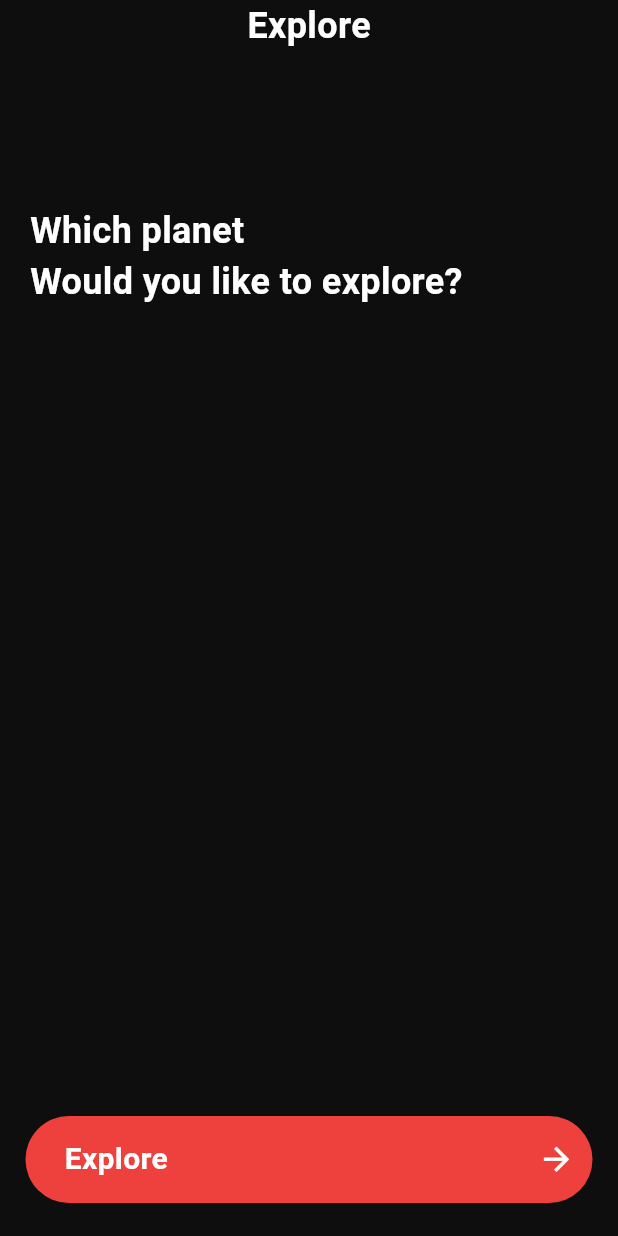
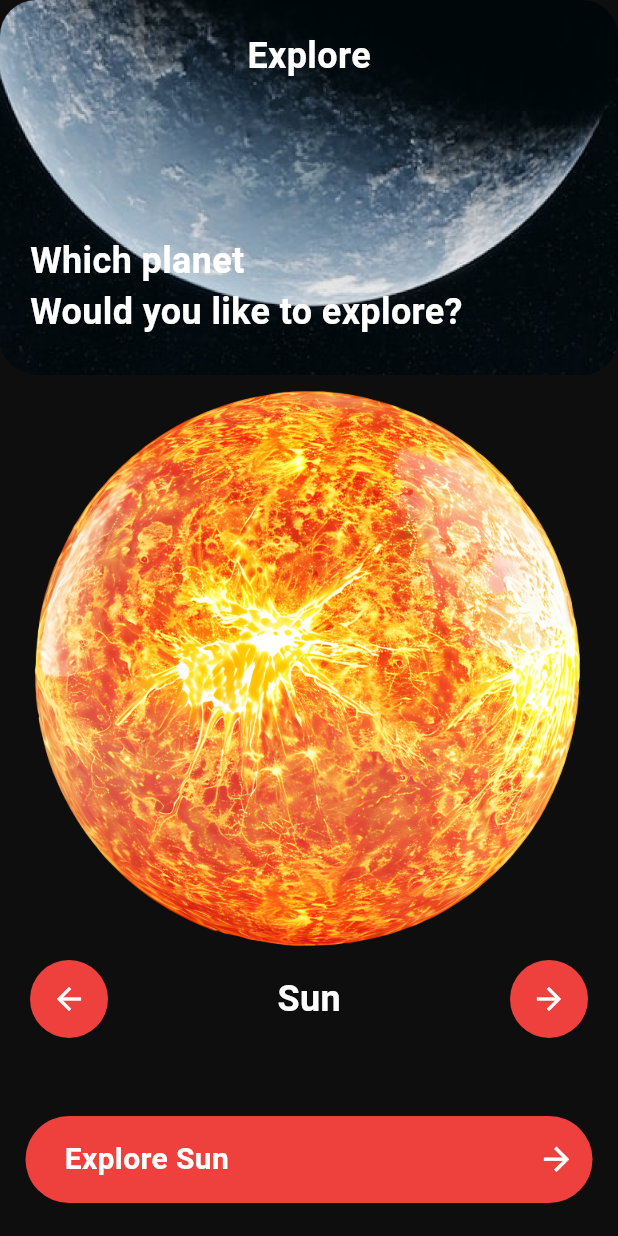
Before and after one commit to shehabshawky/Spaceapp, a Flutter app: the PlanetScreen screen opened by its route, on a phone screen of 412 x 824 dp. Run offline on Flutter 3.47's test engine with Material 3 defaults, Android fonts, the phone set to English and light mode, and no system bars.

Commit message:
+ add planet screen

```diff
--- a/lib/data/planets_data.dart
+++ b/lib/data/planets_data.dart
@@ -1,11 +1,11 @@
 import 'package:spaceapp/models/planet.dart';
 
-List<Planet> planets = [
+final List<Planet> planets = [
   Planet(
     name: "Sun",
     desc:
         "The Sun is the heart of our solar system, a massive ball of plasma that provides heat, light, and energy to everything within its gravitational pull. Its immense size and temperature are fueled by nuclear fusion, a process that combines hydrogen atoms into helium, releasing vast amounts of energy. The Sun's magnetic field, which is constantly changing, influences solar activity like sunspots and solar flares, affecting space weather and potentially disrupting Earth-based technologies.",
-    image: "E:/rout/spaceapp/assets/images/sun.png",
+    image: "assets/images/sun.png",
     image_3D: "",
     title: "The Sun: Our Solar System's Star",
     distance_from_Sun: "0",
@@ -20,7 +20,7 @@ List<Planet> planets = [
     name: "Mercury",
     desc:
         "The Sun is the heart of our solar system, a massive ball of plasma that provides heat, light, and energy to everything within its gravitational pull. Its immense size and temperature are fueled by nuclear fusion, a process that combines hydrogen atoms into helium, releasing vast amounts of energy. The Sun's magnetic field, which is constantly changing, influences solar activity like sunspots and solar flares, affecting space weather and potentially disrupting Earth-based technologies.",
-    image: "E:/rout/spaceapp/assets/images/mercury.png",
+    image: "assets/images/mercury.png",
     image_3D: "",
     title: "Mercury: The Closest Planet",
     distance_from_Sun: "57.909.227",
@@ -35,7 +35,7 @@ List<Planet> planets = [
     name: "Venus",
     desc:
         "Venus is often referred to as Earth's twin due to its similar size and composition. However, its thick atmosphere, composed primarily of carbon dioxide, traps heat, making it the hottest planet in our solar system. This greenhouse effect has created a hostile environment with temperatures hot enough to melt lead. Venus is also shrouded in a thick layer of sulfuric acid clouds, which reflect sunlight and give it a yellowish appearance.",
-    image: "E:/rout/spaceapp/assets/images/venus.png",
+    image: "assets/images/venus.png",
     image_3D: "",
     title: "Venus: Earth's Toxic Twin",
     distance_from_Sun: "108.209.072",
@@ -50,7 +50,7 @@ List<Planet> planets = [
     name: "Earth",
     desc:
         "Earth is the only known planet in the universe that supports life. Its unique combination of factors, including liquid water, a breathable atmosphere, and a suitable distance from the Sun, has created the ideal conditions for the development of complex organisms. Earth's magnetic field protects it from harmful solar radiation, and its atmosphere helps to regulate temperature and weather patterns.",
-    image: "E:/rout/spaceapp/assets/images/earth.png",
+    image: "assets/images/earth.png",
     image_3D: "",
     title: "Earth: Our Blue Marble",
     distance_from_Sun: "149.598.026",
@@ -65,7 +65,7 @@ List<Planet> planets = [
     name: "Mars",
     desc:
         "Mars, often called the Red Planet due to its reddish hue caused by iron oxide, is a cold, rocky world with a thin atmosphere. It has polar ice caps, ancient riverbeds, and evidence of past volcanic activity, suggesting that it once had a warmer, wetter climate. Mars is a prime target for exploration due to its potential for past or present life, and NASA's Perseverance rover is currently searching for signs of ancient microbial life on the planet's surface.",
-    image: "E:/rout/spaceapp/assets/images/mars.png",
+    image: "assets/images/mars.png",
     image_3D: "",
     title: "Mars: The Red Planet",
     distance_from_Sun: "227.943.824",
@@ -80,7 +80,7 @@ List<Planet> planets = [
     name: "Jupiter",
     desc:
         "Jupiter is the largest planet in our solar system, a gas giant composed primarily of hydrogen and helium. Its Great Red Spot, a massive storm that has been raging for centuries, is a testament to its turbulent atmosphere. Jupiter has a strong magnetic field and numerous moons, including Europa, which is believed to have a subsurface ocean that could potentially harbor life.",
-    image: "E:/rout/spaceapp/assets/images/jupiter.png",
+    image: "assets/images/jupiter.png",
     image_3D: "",
     title: "Jupiter: The Gas Giant",
     distance_from_Sun: "778.547.669",
@@ -95,7 +95,7 @@ List<Planet> planets = [
     name: "Saturn",
     desc:
         "Saturn is best known for its spectacular rings, which are composed of countless ice particles and rocks. It is a gas giant with a composition similar to Jupiter, but its rings and moons give it a distinct appearance. Saturn's largest moon, Titan, has a thick atmosphere and is the only known celestial body outside of Earth with liquid lakes and rivers.",
-    image: "E:/rout/spaceapp/assets/images/saturn.png",
+    image: "assets/images/saturn.png",
     image_3D: "",
     title: "Saturn: The Ringed Planet",
     distance_from_Sun: "1.426.666.422",
@@ -110,7 +110,7 @@ List<Planet> planets = [
     name: "Uranus",
     desc:
         "Uranus is an ice giant with a unique axial tilt, causing its seasons to be extreme. It is surrounded by faint rings and has numerous moons, including Miranda, known for its chaotic terrain. Uranus's atmosphere is composed primarily of hydrogen, helium, and methane, giving it a pale blue color.",
-    image: "E:/rout/spaceapp/assets/images/uranus.png",
+    image: "assets/images/uranus.png",
     image_3D: "",
     title: "Uranus: The Tilted Planet",
     distance_from_Sun: "2.870.990.000",
@@ -125,7 +125,7 @@ List<Planet> planets = [
     name: "Neptune",
     desc:
         "Neptune is the farthest planet from the Sun and is another ice giant. Its atmosphere is similar to Uranus, but it is a deeper blue color due to the presence of methane. Neptune has several moons, including Triton, which orbits the planet in a retrograde direction and is believed to be a captured Kuiper Belt object.",
-    image: "E:/rout/spaceapp/assets/images/neptune.png",
+    image: "assets/images/neptune.png",
     image_3D: "",
     title: "Neptune: The Distant World",
     distance_from_Sun: "4.498.252.900",
--- a/lib/screens/planetsscreen/planet_screen.dart
+++ b/lib/screens/planetsscreen/planet_screen.dart
@@ -1,19 +1,65 @@
 import 'package:flutter/material.dart';
 import 'package:spaceapp/commponent/bottom_nav_bar.dart';
 import 'package:spaceapp/core/colors/colors.dart';
+import 'package:spaceapp/models/planet.dart';
 import 'package:spaceapp/screens/planetsscreen/widgets/header_section.dart';
+import 'package:spaceapp/screens/planetsscreen/widgets/image_section.dart';
+import 'package:spaceapp/screens/planetsscreen/widgets/navigator_section.dart';
+import 'package:spaceapp/data/planets_data.dart';
 
-class PlanetScreen extends StatelessWidget {
+class PlanetScreen extends StatefulWidget {
   static final name = "Planetscreen";
+
   const PlanetScreen({super.key});
 
   @override
+  State<PlanetScreen> createState() => _PlanetScreenState();
+}
+
+class _PlanetScreenState extends State<PlanetScreen> {
+  int counter = 0;
+  Planet planet = planets[0];
+
+  @override
   Widget build(BuildContext context) {
-    return SafeArea(
-      child: Scaffold(
-        backgroundColor: MyColors.primaryColor,
-        bottomNavigationBar: BottomNavBar(text: "Explore", nav: () {}),
-        body: Column(crossAxisAlignment: .start, children: [HeaderSection()]),
+    return Scaffold(
+      backgroundColor: MyColors.primaryColor,
+      bottomNavigationBar: BottomNavBar(
+        text: "Explore ${planet.name}",
+        nav: () {},
+      ),
+      body: Column(
+        crossAxisAlignment: .start,
+        children: [
+          HeaderSection(),
+          ImageSection(imagePath: planet.image),
+          NavigatorSection(
+            planetname: planet.name,
+            back: () {
+              setState(() {
+                if (counter == 0) {
+                  counter = planets.length - 1;
+                  planet = planets[counter];
+                } else {
+                  counter--;
+                  planet = planets[counter];
+                }
+              });
+            },
+            forward: () {
+              setState(() {
+                if (counter == planets.length - 1) {
+                  counter = 0;
+                  planet = planets[counter];
+                } else {
+                  counter++;
+                  planet = planets[counter];
+                }
+              });
+            },
+          ),
+          SizedBox(height: 30),
+        ],
       ),
     );
   }
--- a/lib/screens/planetsscreen/widgets/header_section.dart
+++ b/lib/screens/planetsscreen/widgets/header_section.dart
@@ -5,8 +5,19 @@ class HeaderSection extends StatelessWidget {
 
   @override
   Widget build(BuildContext context) {
-    return Padding(
-      padding: const EdgeInsets.symmetric(horizontal: 20),
+    return Stack(
+      children: [
+        ClipRRect(
+          borderRadius: .circular(24),
+          child: Image.asset(
+            "assets/images/Rectangle.png",
+            width: double.infinity,
+            height: 250,
+            fit: .cover,
+          ),
+        ),
+        Padding(
+          padding: const EdgeInsets.only(left: 20, top: 20, right: 20),
           child: Column(
             children: [
               SizedBox(
@@ -36,6 +47,8 @@ class HeaderSection extends StatelessWidget {
               ),
             ],
           ),
+        ),
+      ],
     );
   }
 }
--- a/lib/screens/planetsscreen/widgets/image_section.dart
+++ b/lib/screens/planetsscreen/widgets/image_section.dart
@@ -0,0 +1,16 @@
+import 'package:flutter/material.dart';
+
+class ImageSection extends StatelessWidget {
+  final String imagePath;
+  const ImageSection({super.key , required this.imagePath});
+
+  @override
+  Widget build(BuildContext context) {
+    return Expanded(
+      child: Padding(
+        padding: const EdgeInsets.symmetric(horizontal: 10),
+        child: Image.asset(imagePath),
+      ),
+    );
+  }
+}
--- a/lib/screens/planetsscreen/widgets/navigator_section.dart
+++ b/lib/screens/planetsscreen/widgets/navigator_section.dart
@@ -0,0 +1,47 @@
+import 'package:flutter/material.dart';
+import 'package:spaceapp/core/colors/colors.dart';
+
+class NavigatorSection extends StatelessWidget {
+  final String planetname;
+   final VoidCallback back;
+   final VoidCallback forward;
+  const NavigatorSection({super.key, required this.planetname, required this.back, required this.forward});
+
+  @override
+  Widget build(BuildContext context) {
+    return Padding(
+      padding: const EdgeInsets.only(left: 20, right: 20),
+      child: Row(
+        mainAxisAlignment: .spaceBetween,
+        children: [
+          IconButton(
+            onPressed: back,
+            icon: Icon(Icons.arrow_back),
+            color: Colors.white,
+            style: ButtonStyle(
+              backgroundColor: WidgetStatePropertyAll(MyColors.sacendaryColor),
+              padding: WidgetStatePropertyAll(.all(14)),
+            ),
+          ),
+          Text(
+            planetname,
+            style: TextStyle(
+              color: Colors.white,
+              fontSize: 24,
+              fontWeight: .bold,
+            ),
+          ),
+          IconButton(
+            onPressed: forward,
+            icon: Icon(Icons.arrow_forward),
+            color: Colors.white,
+            style: ButtonStyle(
+              backgroundColor: WidgetStatePropertyAll(MyColors.sacendaryColor),
+              padding: WidgetStatePropertyAll(.all(14)),
+            ),
+          ),
+        ],
+      ),
+    );
+  }
+}
```
Lines whose indentation alone changed are shown as unchanged.
